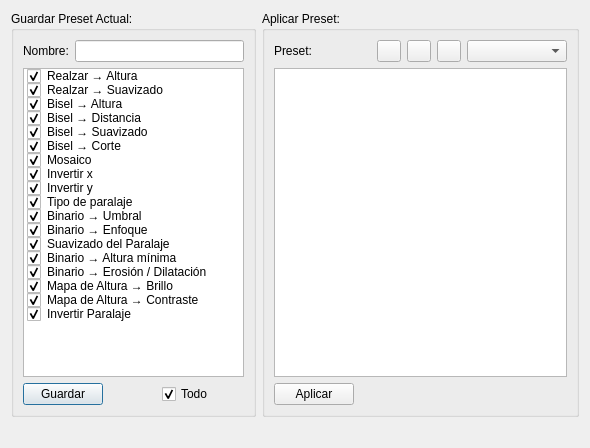
Qt form gui/presetsmanager.ui (azagaya/laigter) before a commit.
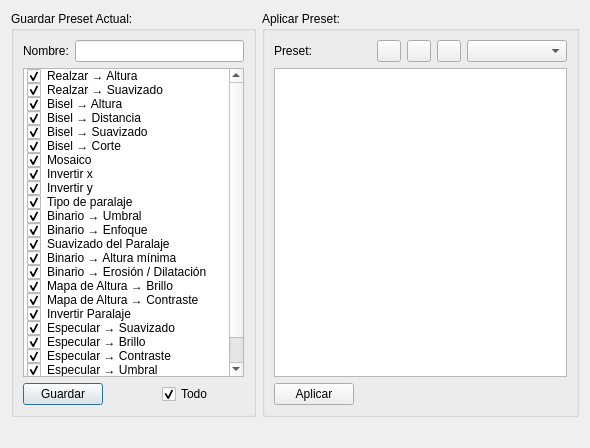
The same form after that commit. Icons and pictures are not drawn.

Patch:
```diff
--- a/gui/presetsmanager.ui
+++ b/gui/presetsmanager.ui
@@ -188,6 +188,46 @@
           <enum>Checked</enum>
          </property>
         </item>
+        <item>
+         <property name="text">
+          <string>Especular → Suavizado</string>
+         </property>
+         <property name="checkState">
+          <enum>Checked</enum>
+         </property>
+        </item>
+        <item>
+         <property name="text">
+          <string>Especular → Brillo</string>
+         </property>
+         <property name="checkState">
+          <enum>Checked</enum>
+         </property>
+        </item>
+        <item>
+         <property name="text">
+          <string>Especular → Contraste</string>
+         </property>
+         <property name="checkState">
+          <enum>Checked</enum>
+         </property>
+        </item>
+        <item>
+         <property name="text">
+          <string>Especular → Umbral</string>
+         </property>
+         <property name="checkState">
+          <enum>Checked</enum>
+         </property>
+        </item>
+        <item>
+         <property name="text">
+          <string>Especular → Invertir</string>
+         </property>
+         <property name="checkState">
+          <enum>Checked</enum>
+         </property>
+        </item>
        </widget>
       </item>
       <item row="2" column="0" colspan="2">
```
Left out of the diff: 32 changed lines with no effect on the pictures.
